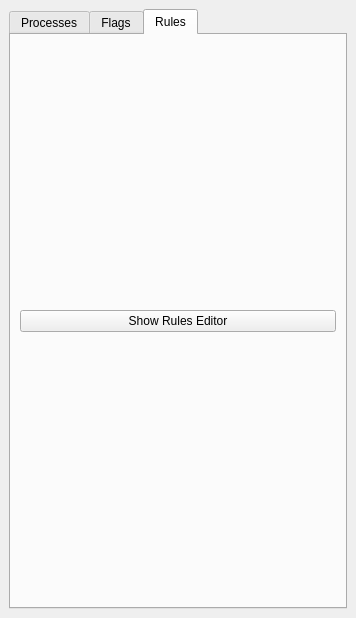
The window that ValidationTools/validation_toolbox.ui (dsgoficial/DsgTools) describes before a commit, drawn with Qt 5.
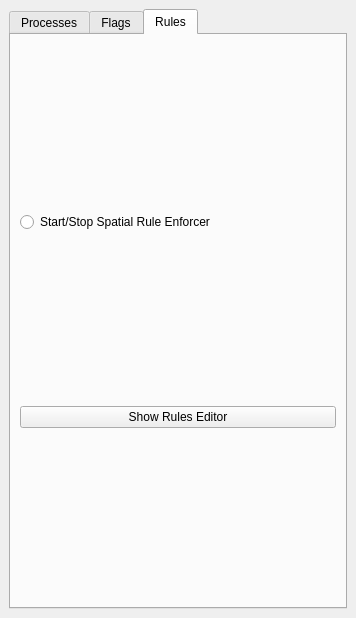
The same window after the commit. The open tabs and pages were chosen to show the change.

Commit message: Rule enforcer first prototype...

Patch:
```diff
--- a/ValidationTools/validation_toolbox.ui
+++ b/ValidationTools/validation_toolbox.ui
@@ -163,13 +163,20 @@
         <string>Rules</string>
        </attribute>
        <layout class="QGridLayout" name="gridLayout_4">
-        <item row="0" column="0">
+        <item row="1" column="0">
          <widget class="QPushButton" name="rulesEditorButton">
           <property name="text">
            <string>Show Rules Editor</string>
           </property>
          </widget>
         </item>
+        <item row="0" column="0">
+         <widget class="QRadioButton" name="ruleEnforcerRadio">
+          <property name="text">
+           <string>Start/Stop Spatial Rule Enforcer</string>
+          </property>
+         </widget>
+        </item>
        </layout>
       </widget>
      </widget>
```
The commit also changes 4 other files.
